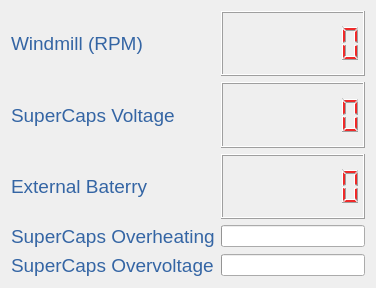
Old version of the form ARDU_GUI/gui hana/ardu_gui/dialog.ui in the repository hanaoktavia/WindDriven.
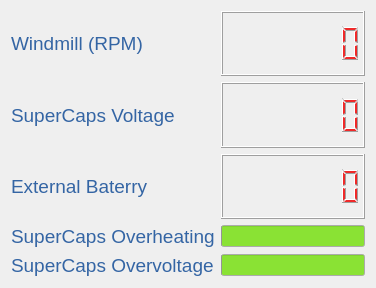
New version of the form.

Diff of the .ui file:
```diff
--- a/ARDU_GUI/gui hana/ardu_gui/dialog.ui
+++ b/ARDU_GUI/gui hana/ardu_gui/dialog.ui
@@ -183,6 +183,15 @@
      <property name="palette">
       <palette>
        <active>
+        <colorrole role="Base">
+         <brush brushstyle="SolidPattern">
+          <color alpha="255">
+           <red>138</red>
+           <green>226</green>
+           <blue>52</blue>
+          </color>
+         </brush>
+        </colorrole>
         <colorrole role="Highlight">
          <brush brushstyle="SolidPattern">
           <color alpha="255">
@@ -194,6 +203,15 @@
         </colorrole>
        </active>
        <inactive>
+        <colorrole role="Base">
+         <brush brushstyle="SolidPattern">
+          <color alpha="255">
+           <red>138</red>
+           <green>226</green>
+           <blue>52</blue>
+          </color>
+         </brush>
+        </colorrole>
         <colorrole role="Highlight">
          <brush brushstyle="SolidPattern">
           <color alpha="255">
@@ -205,6 +223,15 @@
         </colorrole>
        </inactive>
        <disabled>
+        <colorrole role="Base">
+         <brush brushstyle="SolidPattern">
+          <color alpha="255">
+           <red>239</red>
+           <green>239</green>
+           <blue>239</blue>
+          </color>
+         </brush>
+        </colorrole>
         <colorrole role="Highlight">
          <brush brushstyle="SolidPattern">
           <color alpha="255">
@@ -326,6 +353,24 @@
      <property name="palette">
       <palette>
        <active>
+        <colorrole role="Light">
+         <brush brushstyle="SolidPattern">
+          <color alpha="255">
+           <red>255</red>
+           <green>255</green>
+           <blue>255</blue>
+          </color>
+         </brush>
+        </colorrole>
+        <colorrole role="Base">
+         <brush brushstyle="SolidPattern">
+          <color alpha="255">
+           <red>138</red>
+           <green>226</green>
+           <blue>52</blue>
+          </color>
+         </brush>
+        </colorrole>
         <colorrole role="Highlight">
          <brush brushstyle="SolidPattern">
           <color alpha="255">
@@ -337,6 +382,24 @@
         </colorrole>
        </active>
        <inactive>
+        <colorrole role="Light">
+         <brush brushstyle="SolidPattern">
+          <color alpha="255">
+           <red>255</red>
+           <green>255</green>
+           <blue>255</blue>
+          </color>
+         </brush>
+        </colorrole>
+        <colorrole role="Base">
+         <brush brushstyle="SolidPattern">
+          <color alpha="255">
+           <red>138</red>
+           <green>226</green>
+           <blue>52</blue>
+          </color>
+         </brush>
+        </colorrole>
         <colorrole role="Highlight">
          <brush brushstyle="SolidPattern">
           <color alpha="255">
@@ -348,6 +411,24 @@
         </colorrole>
        </inactive>
        <disabled>
+        <colorrole role="Light">
+         <brush brushstyle="SolidPattern">
+          <color alpha="255">
+           <red>255</red>
+           <green>255</green>
+           <blue>255</blue>
+          </color>
+         </brush>
+        </colorrole>
+        <colorrole role="Base">
+         <brush brushstyle="SolidPattern">
+          <color alpha="255">
+           <red>239</red>
+           <green>239</green>
+           <blue>239</blue>
+          </color>
+         </brush>
+        </colorrole>
         <colorrole role="Highlight">
          <brush brushstyle="SolidPattern">
           <color alpha="255">
```
